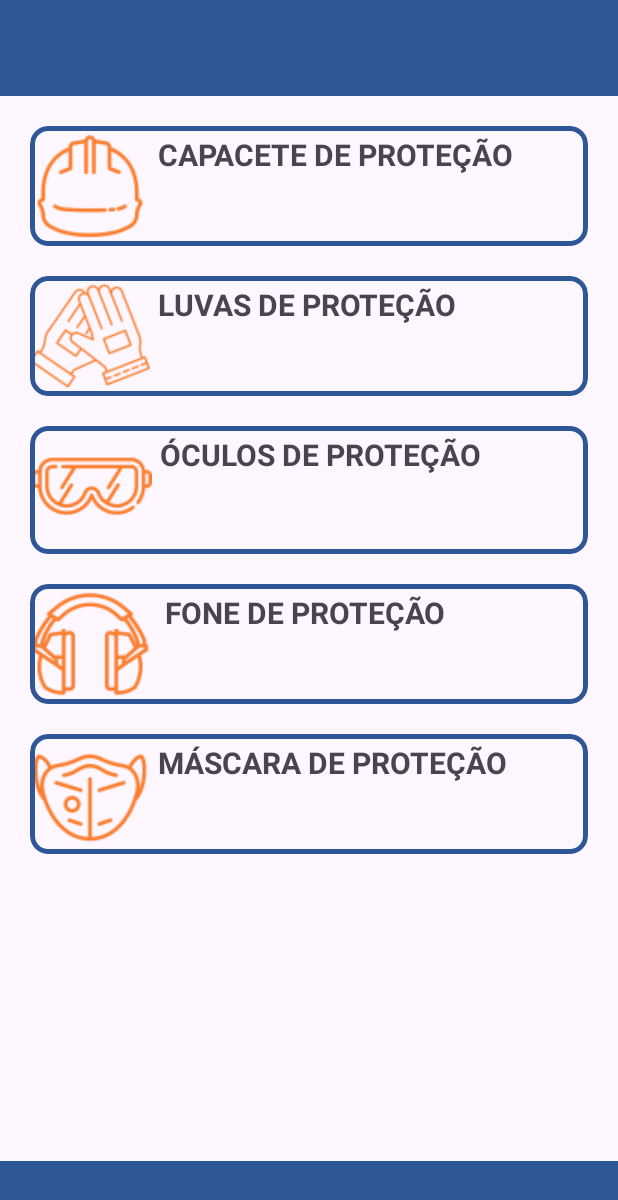
After one commit to kaxander/SafeGuardPRO, an Android app: the layout escolha_epi.xml on its own in the app's theme, with its tools: preview values and no code run, on a phone screen of 412 x 824 dp. The commit adds this screen. Shown: the top 1200 px of the screen. Run offline under Robolectric (Android 15) with nearby library versions, the phone set to English and light mode, and no system bars.

Commit message:
criar tela de informação do epi criar tela de escolha de epi

```diff
--- a/app/src/main/java/com/fourprograms/safeguardpro/view/MainActivity.kt
+++ b/app/src/main/java/com/fourprograms/safeguardpro/view/MainActivity.kt
@@ -7,6 +7,6 @@ import com.fourprograms.safeguardpro.R
 class MainActivity : AppCompatActivity() {
     override fun onCreate(savedInstanceState: Bundle?) {
         super.onCreate(savedInstanceState)
-        setContentView(R.layout.activity_main)
+        setContentView(R.layout.`informacoes_epi.xml`)
     }
 }
--- /dev/null
+++ b/app/src/main/res/layout/escolha_epi.xml
@@ -0,0 +1,194 @@
+<?xml version="1.0" encoding="utf-8"?>
+<androidx.constraintlayout.widget.ConstraintLayout xmlns:android="http://schemas.android.com/apk/res/android"
+    xmlns:app="http://schemas.android.com/apk/res-auto"
+    xmlns:tools="http://schemas.android.com/tools"
+    android:layout_width="match_parent"
+    android:layout_height="match_parent"
+    tools:context=".pagina2">
+
+    <com.google.android.material.appbar.MaterialToolbar
+        android:id="@+id/toolbar"
+        android:layout_width="match_parent"
+        android:layout_height="wrap_content"
+        app:layout_constraintTop_toTopOf="parent"
+        android:background="#2D5797"/>
+
+    <com.google.android.material.card.MaterialCardView
+        android:id="@+id/card1"
+        android:layout_width="match_parent"
+        android:layout_height="wrap_content"
+        android:layout_margin="20dp"
+        app:layout_constraintEnd_toEndOf="parent"
+        app:layout_constraintStart_toStartOf="parent"
+        app:layout_constraintTop_toBottomOf="@+id/toolbar"
+        app:strokeColor="#2D5797"
+        app:strokeWidth="3dp">
+
+        <androidx.constraintlayout.widget.ConstraintLayout
+            android:layout_width="match_parent"
+            android:layout_height="match_parent">
+            <ImageView
+                android:id="@+id/imageView1"
+                android:layout_width="wrap_content"
+                android:layout_height="wrap_content"
+                android:layout_marginBottom="80dp"
+                android:src="@drawable/mask_group"
+                app:layout_constraintBottom_toBottomOf="@+id/imageView3"
+                app:layout_constraintStart_toStartOf="@+id/imageView3" />
+            <TextView
+                android:layout_width="wrap_content"
+                android:layout_height="wrap_content"
+                android:text="CAPACETE DE PROTEÇÃO"
+                android:textSize="20sp"
+                app:layout_constraintStart_toEndOf="@id/imageView1"
+                android:textStyle="bold"
+                android:paddingStart="5dp"
+                android:paddingTop="5dp"/>
+        </androidx.constraintlayout.widget.ConstraintLayout>
+    </com.google.android.material.card.MaterialCardView>
+
+    <com.google.android.material.card.MaterialCardView
+        android:id="@+id/card2"
+        android:layout_width="match_parent"
+        android:layout_height="wrap_content"
+        android:layout_margin="20dp"
+        app:layout_constraintEnd_toEndOf="parent"
+        app:layout_constraintStart_toStartOf="parent"
+        app:layout_constraintTop_toBottomOf="@+id/card1"
+        app:strokeColor="#2D5797"
+        app:strokeWidth="3dp">
+
+        <androidx.constraintlayout.widget.ConstraintLayout
+            android:layout_width="match_parent"
+            android:layout_height="match_parent">
+            <ImageView
+                android:id="@+id/imageView2"
+                android:layout_width="wrap_content"
+                android:layout_height="wrap_content"
+                android:layout_marginBottom="80dp"
+                android:src="@drawable/mask_group__1_"
+                app:layout_constraintBottom_toBottomOf="@+id/imageView3"
+                app:layout_constraintStart_toStartOf="@+id/imageView3" />
+            <TextView
+                android:layout_width="wrap_content"
+                android:layout_height="wrap_content"
+                android:text="LUVAS DE PROTEÇÃO"
+                android:textSize="20sp"
+                android:textStyle="bold"
+                android:paddingStart="5dp"
+                android:paddingTop="5dp"
+                app:layout_constraintStart_toEndOf="@id/imageView2"/>
+
+        </androidx.constraintlayout.widget.ConstraintLayout>
+    </com.google.android.material.card.MaterialCardView>
+
+    <com.google.android.material.card.MaterialCardView
+        android:id="@+id/card3"
+        android:layout_width="match_parent"
+        android:layout_height="wrap_content"
+        android:layout_margin="20dp"
+        app:layout_constraintEnd_toEndOf="parent"
+        app:layout_constraintStart_toStartOf="parent"
+        app:layout_constraintTop_toBottomOf="@+id/card2"
+        app:strokeColor="#2D5797"
+        app:strokeWidth="3dp">
+
+        <androidx.constraintlayout.widget.ConstraintLayout
+            android:layout_width="match_parent"
+            android:layout_height="match_parent">
+            <ImageView
+                android:id="@+id/imageView3"
+                android:layout_width="wrap_content"
+                android:layout_height="wrap_content"
+                android:layout_marginBottom="80dp"
+                android:src="@drawable/group_5"
+                app:layout_constraintBottom_toBottomOf="@+id/imageView3"
+                app:layout_constraintStart_toStartOf="@+id/imageView3" />
+            <TextView
+                android:layout_width="wrap_content"
+                android:layout_height="wrap_content"
+                android:text="ÓCULOS DE PROTEÇÃO"
+                android:textStyle="bold"
+                android:textSize="20sp"
+                android:paddingStart="5dp"
+                android:paddingTop="5dp"
+                app:layout_constraintStart_toEndOf="@id/imageView3"/>
+        </androidx.constraintlayout.widget.ConstraintLayout>
+    </com.google.android.material.card.MaterialCardView>
+
+    <com.google.android.material.card.MaterialCardView
+        android:id="@+id/card4"
+        android:layout_width="match_parent"
+        android:layout_height="wrap_content"
+        android:layout_margin="20dp"
+        app:layout_constraintEnd_toEndOf="parent"
+        app:layout_constraintStart_toStartOf="parent"
+        app:layout_constraintTop_toBottomOf="@+id/card3"
+        app:strokeColor="#2D5797"
+        app:strokeWidth="3dp">
+
+        <androidx.constraintlayout.widget.ConstraintLayout
+            android:layout_width="match_parent"
+            android:layout_height="match_parent">
+            <ImageView
+                android:id="@+id/imageView4"
+                android:layout_width="wrap_content"
+                android:layout_height="wrap_content"
+                android:layout_marginBottom="80dp"
+                android:src="@drawable/foneprotecao"
+                app:layout_constraintBottom_toBottomOf="@+id/imageView3"
+                app:layout_constraintStart_toStartOf="@+id/imageView3" />
+            <TextView
+                android:layout_width="wrap_content"
+                android:layout_height="wrap_content"
+                android:text=" FONE DE PROTEÇÃO"
+                android:textStyle="bold"
+                android:textSize="20sp"
+                android:paddingStart="5dp"
+                android:paddingTop="5dp"
+                app:layout_constraintStart_toEndOf="@id/imageView4"/>
+        </androidx.constraintlayout.widget.ConstraintLayout>
+    </com.google.android.material.card.MaterialCardView>
+
+    <com.google.android.material.card.MaterialCardView
+        android:id="@+id/card5"
+        android:layout_width="match_parent"
+        android:layout_height="wrap_content"
+        android:layout_margin="20dp"
+        app:layout_constraintEnd_toEndOf="parent"
+        app:layout_constraintStart_toStartOf="parent"
+        app:layout_constraintTop_toBottomOf="@+id/card4"
+        app:strokeColor="#2D5797"
+        app:strokeWidth="3dp">
+
+        <androidx.constraintlayout.widget.ConstraintLayout
+            android:layout_width="match_parent"
+            android:layout_height="match_parent">
+            <ImageView
+                android:id="@+id/imageView5"
+                android:layout_width="wrap_content"
+                android:layout_height="wrap_content"
+                android:layout_marginBottom="80dp"
+                android:src="@drawable/mascaraprotecao"
+                app:layout_constraintBottom_toBottomOf="@+id/imageView3"
+                app:layout_constraintStart_toStartOf="@+id/imageView3" />
+            <TextView
+                android:layout_width="wrap_content"
+                android:layout_height="wrap_content"
+                android:text="MÁSCARA DE PROTEÇÃO"
+                android:textStyle="bold"
+                android:paddingStart="5dp"
+                android:paddingTop="5dp"
+                android:textSize="20sp"
+                app:layout_constraintStart_toEndOf="@id/imageView5"/>
+        </androidx.constraintlayout.widget.ConstraintLayout>
+    </com.google.android.material.card.MaterialCardView>
+
+    <View
+        android:id="@+id/view"
+        android:layout_width="match_parent"
+        android:layout_height="50dp"
+        android:background="#2D5797"
+        app:layout_constraintBottom_toBottomOf="parent" />
+
+</androidx.constraintlayout.widget.ConstraintLayout>
```
Also changed, not shown: app/src/main/res/layout/activity_main.xml (deleted, +0 -18 lines), app/src/main/res/layout/informacoes_epi.xml (added, +125 -0 lines).
